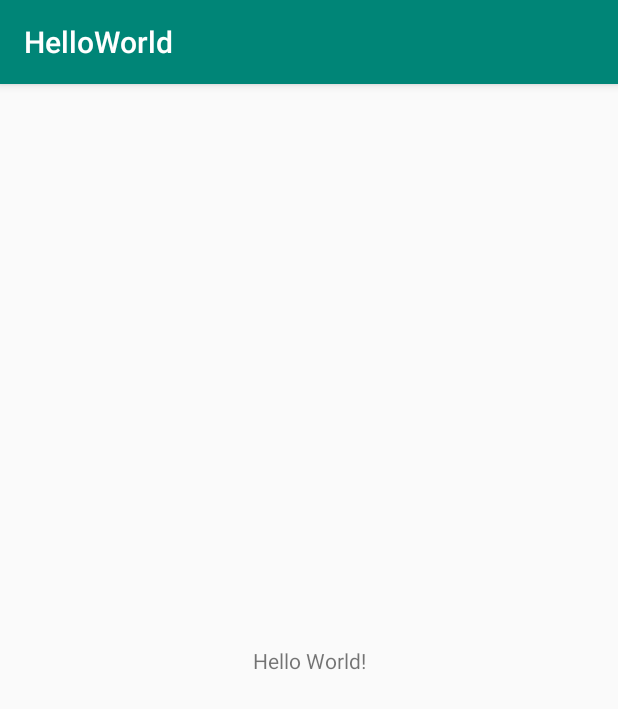
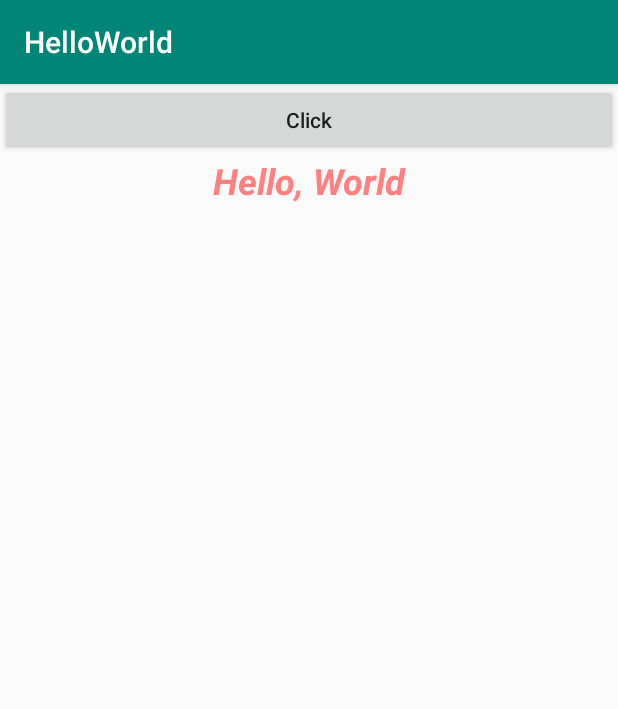
Before and after one commit to YichunChen49/A07_HelloWorld, an Android app: the screen it shows after launch (MainActivity), on a phone screen of 412 x 824 dp. Shown: the top 709 px of the screen. Run offline under Robolectric (Android 15) with nearby library versions, the phone set to English and light mode, and no system bars.

Commit message:
02231604

```diff
--- a/app/src/main/java/tw/org/iii/yichun/apps/MainActivity.java
+++ b/app/src/main/java/tw/org/iii/yichun/apps/MainActivity.java
@@ -3,13 +3,31 @@ package tw.org.iii.yichun.apps;
 import androidx.appcompat.app.AppCompatActivity;
 
 import android.os.Bundle;
+import android.util.Log;
+import android.view.View;
+import android.widget.TextView;
+
+import java.util.HashSet;
 
 public class MainActivity extends AppCompatActivity {
+
+    private TextView tv;
 
     @Override
     protected void onCreate(Bundle savedInstanceState) {
         super.onCreate(savedInstanceState);
         setContentView(R.layout.activity_main);
+        tv = findViewById(R.id.textView);
+
+    }
+
+    public void click(View view) {
+        HashSet<Integer> set = new HashSet<>();
+        while (set.size() < 6){
+            set.add((int)(Math.random()*49+1));
+        }
+        //Log.v("Yichun", set.toString());
+        tv.setText(set.toString());
 
     }
 }
--- a/app/src/main/res/layout/activity_main.xml
+++ b/app/src/main/res/layout/activity_main.xml
@@ -1,18 +1,31 @@
 <?xml version="1.0" encoding="utf-8"?>
-<androidx.constraintlayout.widget.ConstraintLayout xmlns:android="http://schemas.android.com/apk/res/android"
+<LinearLayout
+    xmlns:android="http://schemas.android.com/apk/res/android"
     xmlns:app="http://schemas.android.com/apk/res-auto"
     xmlns:tools="http://schemas.android.com/tools"
     android:layout_width="match_parent"
     android:layout_height="match_parent"
+    android:orientation="vertical"
     tools:context=".MainActivity">
 
+    <Button
+        android:layout_width="match_parent"
+        android:layout_height="wrap_content"
+        android:text="Click"
+        android:textAllCaps="false"
+        android:onClick="click"
+        />
+
     <TextView
-        android:layout_width="wrap_content"
+        android:id="@+id/textView"
+        android:layout_width="match_parent"
         android:layout_height="wrap_content"
-        android:text="Hello World!"
-        app:layout_constraintBottom_toBottomOf="parent"
-        app:layout_constraintLeft_toLeftOf="parent"
-        app:layout_constraintRight_toRightOf="parent"
-        app:layout_constraintTop_toTopOf="parent" />
+        android:text="Hello, World"
+        android:textSize="24sp"
+        android:textAlignment="center"
+        android:textStyle="bold|italic"
+        android:textColor="#ff8080"
+        />
 
-</androidx.constraintlayout.widget.ConstraintLayout>
+
+</LinearLayout>
```
